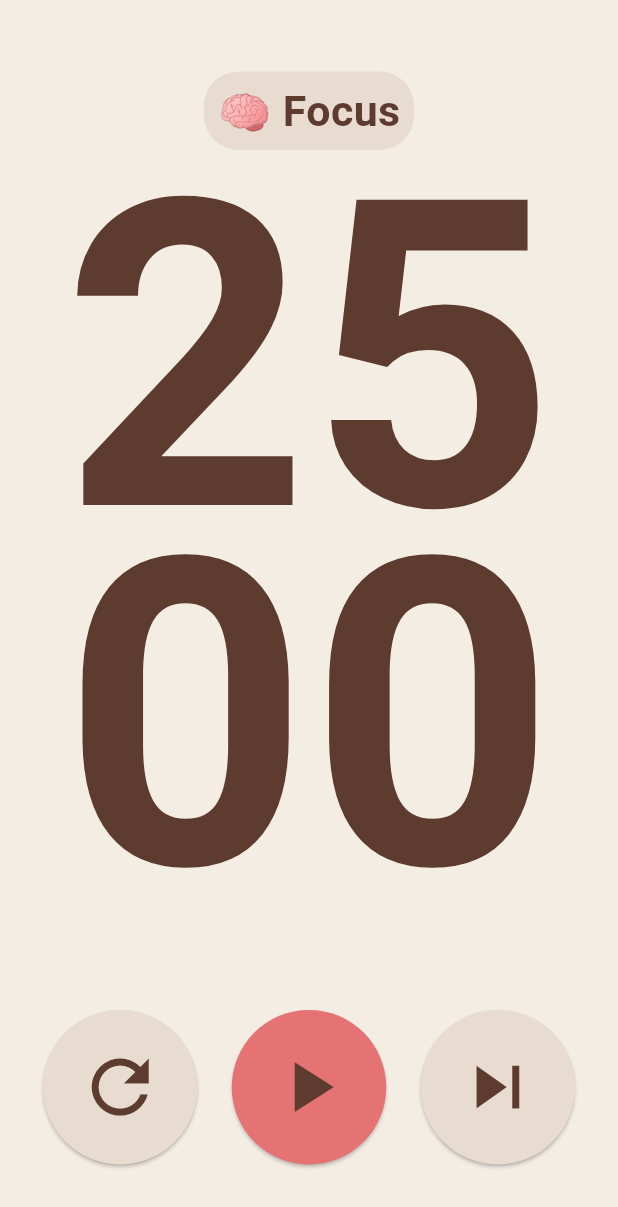
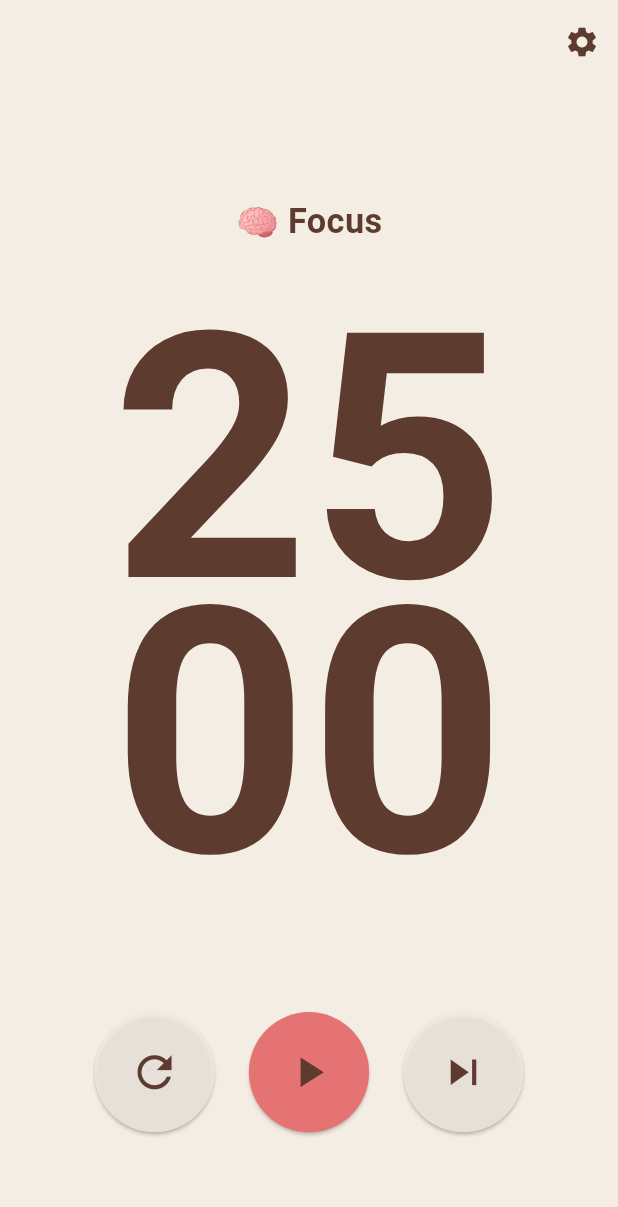
Before and after one commit to vishnutk41/pomodoro_app, a Flutter app: the screen it shows after launch, on a phone screen of 412 x 824 dp. Shown: the top 1207 px of the screen. Run offline on Flutter 3.47's test engine with Material 3 defaults, Android fonts, the light colour scheme and no system bars; our stand-ins replace audioplayers, flutter_screenutil.

Commit message:
color themes set

```diff
--- a/lib/pomodoro_timer.dart
+++ b/lib/pomodoro_timer.dart
@@ -3,6 +3,7 @@ import 'package:provider/provider.dart';
 import 'package:flutter_screenutil/flutter_screenutil.dart';
 import 'timer_provider.dart';
 import 'styles.dart';
+import 'theme_data.dart';
 
 class PomodoroTimer extends StatelessWidget {
   const PomodoroTimer({super.key});
@@ -18,11 +19,29 @@ class PomodoroTimer extends StatelessWidget {
   @override
   Widget build(BuildContext context) {
     final timerProvider = Provider.of<TimerProvider>(context);
+    final theme = timerProvider.currentTheme;
 
     return Scaffold(
       backgroundColor: timerProvider.isWorkTime
-          ? const Color(0xFFF4EDE4)
-          : const Color(0xFFE0F7FA),
+          ? theme.workBackgroundColor
+          : theme.breakBackgroundColor,
+      appBar: AppBar(
+        backgroundColor: timerProvider.isWorkTime
+            ? theme.workBackgroundColor
+            : theme.breakBackgroundColor,
+        elevation: 0,
+        actions: [
+          IconButton(
+            onPressed: () => _showThemeSelector(context, timerProvider),
+            icon: Icon(
+              Icons.settings,
+              color: timerProvider.isWorkTime
+                  ? theme.workTimerColor
+                  : theme.breakTimerColor,
+            ),
+          )
+        ],
+      ),
       body: Center(
         child: Column(
           mainAxisAlignment: MainAxisAlignment.spaceEvenly,
@@ -31,13 +50,18 @@ class PomodoroTimer extends StatelessWidget {
               padding: EdgeInsets.all(8.0.r),
               decoration: BoxDecoration(
                 color: timerProvider.isWorkTime
-                    ? const Color(0xFFE8DCD1)
-                    : const Color(0xFFB2EBF2),
+                    ? theme.workBackgroundColor.withOpacity(0.8)
+                    : theme.breakBackgroundColor.withOpacity(0.8),
                 borderRadius: BorderRadius.circular(20.r),
               ),
               child: Text(
                 timerProvider.isWorkTime ? '🧠 Focus' : '☕ Short Break',
-                style: AppStyles.modeTextStyle(isWorkTime: timerProvider.isWorkTime),
+                style: AppStyles.modeTextStyle(
+                  isWorkTime: timerProvider.isWorkTime,
+                  color: timerProvider.isWorkTime
+                      ? theme.workTimerColor
+                      : theme.breakTimerColor,
+                ),
               ),
             ),
             Column(
@@ -45,22 +69,34 @@ class PomodoroTimer extends StatelessWidget {
               children: [
                 Text(
                   _formatMinutes(timerProvider.remainingTime),
-                  style: AppStyles.timerTextStyle(isWorkTime: timerProvider.isWorkTime),
+                  style: AppStyles.timerTextStyle(
+                    isWorkTime: timerProvider.isWorkTime,
+                    color: timerProvider.isWorkTime
+                        ? theme.workTimerColor
+                        : theme.breakTimerColor,
+                  ),
                 ),
                 Text(
                   _formatSeconds(timerProvider.remainingTime),
-                  style: AppStyles.timerTextStyle(isWorkTime: timerProvider.isWorkTime),
+                  style: AppStyles.timerTextStyle(
+                    isWorkTime: timerProvider.isWorkTime,
+                    color: timerProvider.isWorkTime
+                        ? theme.workTimerColor
+                        : theme.breakTimerColor,
+                  ),
                 ),
               ],
             ),
             Row(
               mainAxisAlignment: MainAxisAlignment.center,
               children: <Widget>[
-                _buildControlButton(Icons.refresh, timerProvider.resetTimer),
+                _buildControlButton(Icons.refresh, timerProvider.resetTimer, theme, timerProvider.isWorkTime),
                 SizedBox(width: 20.w),
                 _buildControlButton(
                   timerProvider.isRunning ? Icons.pause : Icons.play_arrow,
                   timerProvider.toggleTimer,
+                  theme,
+                  timerProvider.isWorkTime,
                   isMain: true,
                 ),
                 SizedBox(width: 20.w),
@@ -69,6 +105,8 @@ class PomodoroTimer extends StatelessWidget {
                   timerProvider.isWorkTime
                       ? timerProvider.switchToBreak
                       : timerProvider.switchToWork,
+                  theme,
+                  timerProvider.isWorkTime,
                 ),
               ],
             ),
@@ -80,7 +118,9 @@ class PomodoroTimer extends StatelessWidget {
 
   Widget _buildControlButton(
     IconData icon,
-    VoidCallback onPressed, {
+    VoidCallback onPressed,
+    AppTheme theme,
+    bool isWorkTime, {
     bool isMain = false,
   }) {
     return ElevatedButton(
@@ -88,11 +128,48 @@ class PomodoroTimer extends StatelessWidget {
       style: ElevatedButton.styleFrom(
         shape: const CircleBorder(),
         padding: EdgeInsets.all(20.r),
-        backgroundColor:
-            isMain ? const Color(0xFFE57373) : const Color(0xFFE8DCD1),
-        foregroundColor: const Color(0xFF5D3B2E),
+        backgroundColor: isMain
+            ? theme.buttonColor
+            : (isWorkTime ? theme.workBackgroundColor : theme.breakBackgroundColor).withOpacity(0.8),
+        foregroundColor: isWorkTime ? theme.workTimerColor : theme.breakTimerColor,
       ),
-      child: Icon(icon, size: 50.r),
+      child: Icon(icon, size: 30.r),
+    );
+  }
+
+  void _showThemeSelector(BuildContext context, TimerProvider timerProvider) {
+    showDialog(
+      context: context,
+      builder: (BuildContext context) {
+        return AlertDialog(
+          title: const Text('Select Theme'),
+          content: SizedBox(
+            width: double.maxFinite,
+            child: ListView.builder(
+              shrinkWrap: true,
+              itemCount: AppThemeData.themes.length,
+              itemBuilder: (BuildContext context, int index) {
+                final theme = AppThemeData.themes[index];
+                return ListTile(
+                  leading: Row(
+                    mainAxisSize: MainAxisSize.min,
+                    children: [
+                      CircleAvatar(backgroundColor: theme.workBackgroundColor),
+                      SizedBox(width: 5),
+                      CircleAvatar(backgroundColor: theme.breakBackgroundColor),
+                    ],
+                  ),
+                  title: Text('Theme ${index + 1}'),
+                  onTap: () {
+                    timerProvider.setTheme(index);
+                    Navigator.of(context).pop();
+                  },
+                );
+              },
+            ),
+          ),
+        );
+      },
     );
   }
 }
--- a/lib/styles.dart
+++ b/lib/styles.dart
@@ -2,19 +2,19 @@ import 'package:flutter/material.dart';
 import 'package:flutter_screenutil/flutter_screenutil.dart';
 
 class AppStyles {
-  static TextStyle timerTextStyle({required bool isWorkTime}) {
+  static TextStyle timerTextStyle({required bool isWorkTime, required Color color}) {
     return TextStyle(
-      color: isWorkTime ? const Color(0xFF5D3B2E) : const Color(0xFF00796B),
-      fontSize: 250.sp,
+      color: color,
+      fontSize: 200.sp,
       fontWeight: FontWeight.bold,
-      height: 0.7.h, // Reduce the line height
+      height: 0.8,
     );
   }
 
-  static TextStyle modeTextStyle({required bool isWorkTime}) {
+  static TextStyle modeTextStyle({required bool isWorkTime, required Color color}) {
     return TextStyle(
-      color: isWorkTime ? const Color(0xFF5D3B2E) : const Color(0xFF00796B),
-      fontSize: 25.sp,
+      color: color,
+      fontSize: 20.sp,
       fontWeight: FontWeight.bold,
     );
   }
--- /dev/null
+++ b/lib/theme_data.dart
@@ -0,0 +1,57 @@
+import 'package:flutter/material.dart';
+
+class AppTheme {
+  final Color workBackgroundColor;
+  final Color breakBackgroundColor;
+  final Color workTimerColor;
+  final Color breakTimerColor;
+  final Color buttonColor;
+
+  AppTheme({
+    required this.workBackgroundColor,
+    required this.breakBackgroundColor,
+    required this.workTimerColor,
+    required this.breakTimerColor,
+    required this.buttonColor,
+  });
+}
+
+class AppThemeData {
+  static final List<AppTheme> themes = [
+    AppTheme(
+      workBackgroundColor: const Color(0xFFF4EDE4),
+      breakBackgroundColor: const Color(0xFFE0F7FA),
+      workTimerColor: const Color(0xFF5D3B2E),
+      breakTimerColor: const Color(0xFF00796B),
+      buttonColor: const Color(0xFFE57373),
+    ),
+    AppTheme(
+      workBackgroundColor: const Color(0xFFE8F5E9),
+      breakBackgroundColor: const Color(0xFFFFF3E0),
+      workTimerColor: const Color(0xFF2E7D32),
+      breakTimerColor: const Color(0xFFE65100),
+      buttonColor: const Color(0xFF81C784),
+    ),
+    AppTheme(
+      workBackgroundColor: const Color(0xFFE3F2FD),
+      breakBackgroundColor: const Color(0xFFFCE4EC),
+      workTimerColor: const Color(0xFF1565C0),
+      breakTimerColor: const Color(0xFFC2185B),
+      buttonColor: const Color(0xFF64B5F6),
+    ),
+    AppTheme(
+      workBackgroundColor: const Color(0xFFF3E5F5),
+      breakBackgroundColor: const Color(0xFFFFFDE7),
+      workTimerColor: const Color(0xFF6A1B9A),
+      breakTimerColor: const Color(0xFFF9A825),
+      buttonColor: const Color(0xFFBA68C8),
+    ),
+    AppTheme(
+      workBackgroundColor: const Color(0xFFEFEBE9),
+      breakBackgroundColor: const Color(0xFFE0F2F1),
+      workTimerColor: const Color(0xFF4E342E),
+      breakTimerColor: const Color(0xFF00695C),
+      buttonColor: const Color(0xFFA1887F),
+    ),
+  ];
+}
--- a/lib/timer_provider.dart
+++ b/lib/timer_provider.dart
@@ -1,6 +1,7 @@
 import 'package:flutter/material.dart';
 import 'dart:async';
 import 'package:audioplayers/audioplayers.dart';
+import 'theme_data.dart';
 
 class TimerProvider with ChangeNotifier {
   static const int workDuration = 25 * 60; // 25 minutes
@@ -15,6 +16,16 @@ class TimerProvider with ChangeNotifier {
   int get remainingTime => _remainingTime;
   bool get isRunning => _isRunning;
   bool get isWorkTime => _isWorkTime;
+
+  int _currentThemeIndex = 0;
+  AppTheme get currentTheme => AppThemeData.themes[_currentThemeIndex];
+
+  void setTheme(int index) {
+    if (index >= 0 && index < AppThemeData.themes.length) {
+      _currentThemeIndex = index;
+      notifyListeners();
+    }
+  }
 
   void toggleTimer() {
     if (_isRunning) {
```
